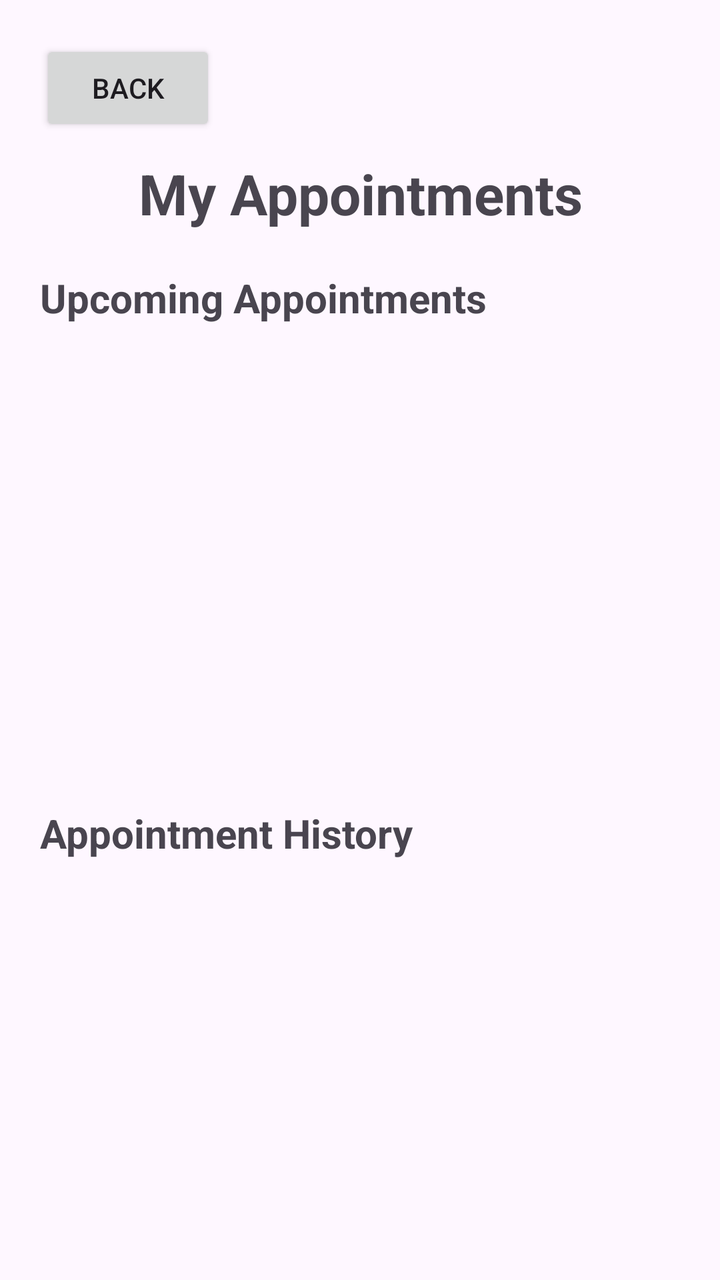
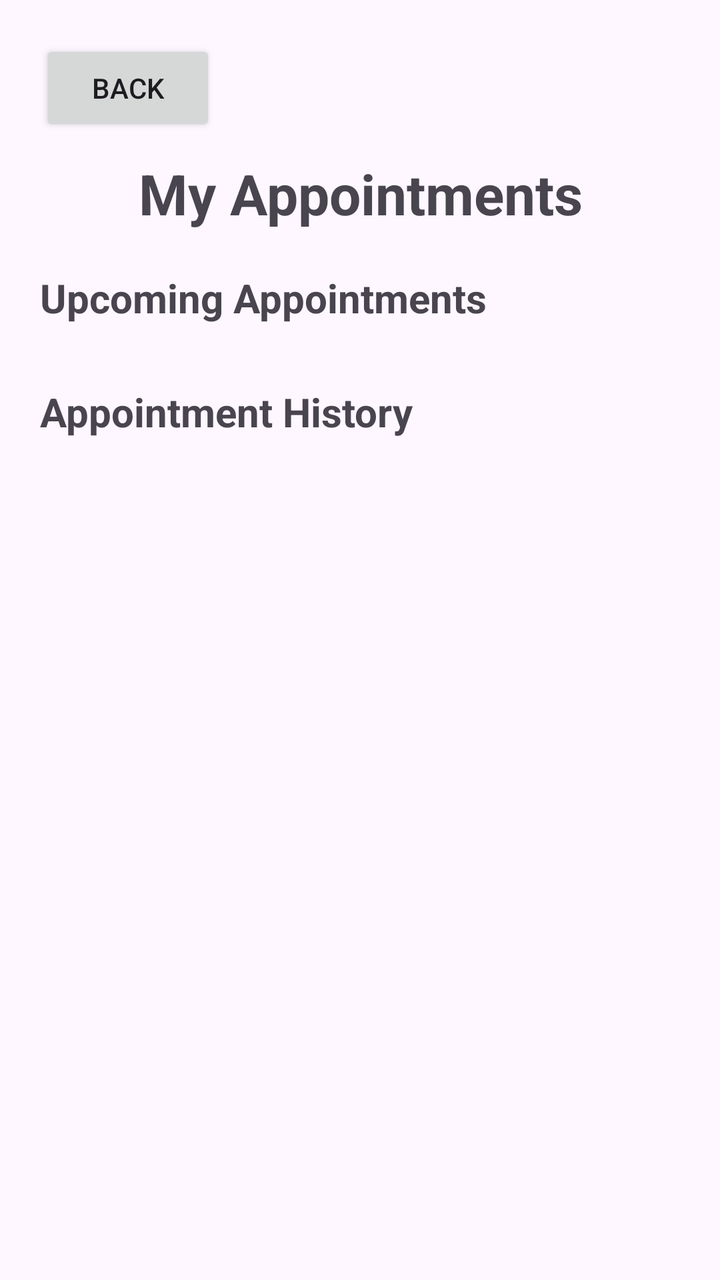

Before-and-after screenshots of an Android layout around one commit, followed by the original layout XML and the change that was made.
<!-- AndroidManifest.xml: application theme Theme.MyApplication -->
<!-- res/layout/activity_appointment_management.xml -->
<?xml version="1.0" encoding="utf-8"?>
<LinearLayout xmlns:android="http://schemas.android.com/apk/res/android"
    xmlns:app="http://schemas.android.com/apk/res-auto"
    android:layout_width="match_parent"
    android:layout_height="match_parent"
    android:orientation="vertical"
    android:padding="20dp">

    <Button
        android:id="@+id/btnBackAppointmentManagement"
        android:layout_width="wrap_content"
        android:layout_height="wrap_content"
        android:text="Back"
        android:layout_marginBottom="10dp" />

    <TextView
        android:layout_width="match_parent"
        android:layout_height="wrap_content"
        android:text="My Appointments"
        android:textSize="28sp"
        android:textStyle="bold"
        android:gravity="center"
        android:layout_marginBottom="20dp" />

    <TextView
        android:layout_width="match_parent"
        android:layout_height="wrap_content"
        android:text="Upcoming Appointments"
        android:textSize="20sp"
        android:textStyle="bold"
        android:layout_marginBottom="10dp" />

    <TextView
        android:id="@+id/txtNoAppointments"
        android:layout_width="match_parent"
        android:layout_height="wrap_content"
        android:text="No upcoming appointments"
        android:textSize="17sp"
        android:gravity="center"
        android:visibility="gone"
        android:layout_marginBottom="15dp" />

    <androidx.recyclerview.widget.RecyclerView
        android:id="@+id/recyclerAppointments"
        android:layout_width="match_parent"
        android:layout_height="0dp"
        android:layout_weight="1" />

    <TextView
        android:layout_width="match_parent"
        android:layout_height="wrap_content"
        android:text="Appointment History"
        android:textSize="20sp"
        android:textStyle="bold"
        android:layout_marginTop="15dp"
        android:layout_marginBottom="10dp" />

    <TextView
        android:id="@+id/txtNoHistory"
        android:layout_width="match_parent"
        android:layout_height="wrap_content"
        android:text="No appointment history"
        android:textSize="16sp"
        android:gravity="center"
        android:visibility="gone" />

    <androidx.recyclerview.widget.RecyclerView
        android:id="@+id/recyclerHistory"
        android:layout_width="match_parent"
        android:layout_height="180dp" />

</LinearLayout>
<!-- resources referenced by this layout -->
<resources>
  <style name="Theme.MyApplication" parent="Base.Theme.MyApplication" />
  <style name="Base.Theme.MyApplication" parent="Theme.Material3.DayNight.NoActionBar">
          
          
      </style>
</resources>

<!-- the commit's change to res/layout/activity_appointment_management.xml (unified diff, before → after) -->
@@ -1,72 +1,90 @@
 <?xml version="1.0" encoding="utf-8"?>
-<LinearLayout xmlns:android="http://schemas.android.com/apk/res/android"
+<androidx.core.widget.NestedScrollView
+    xmlns:android="http://schemas.android.com/apk/res/android"
     xmlns:app="http://schemas.android.com/apk/res-auto"
     android:layout_width="match_parent"
     android:layout_height="match_parent"
-    android:orientation="vertical"
-    android:padding="20dp">
+    android:fillViewport="true">
 
-    <Button
-        android:id="@+id/btnBackAppointmentManagement"
-        android:layout_width="wrap_content"
-        android:layout_height="wrap_content"
-        android:text="Back"
-        android:layout_marginBottom="10dp" />
-
-    <TextView
+    <LinearLayout
         android:layout_width="match_parent"
         android:layout_height="wrap_content"
-        android:text="My Appointments"
-        android:textSize="28sp"
-        android:textStyle="bold"
-        android:gravity="center"
-        android:layout_marginBottom="20dp" />
+        android:orientation="vertical"
+        android:padding="20dp">
 
-    <TextView
-        android:layout_width="match_parent"
-        android:layout_height="wrap_content"
-        android:text="Upcoming Appointments"
-        android:textSize="20sp"
-        android:textStyle="bold"
-        android:layout_marginBottom="10dp" />
+        
+        <Button
+            android:id="@+id/btnBackAppointmentManagement"
+            android:layout_width="wrap_content"
+            android:layout_height="wrap_content"
+            android:text="Back"
+            android:layout_marginBottom="10dp" />
 
-    <TextView
-        android:id="@+id/txtNoAppointments"
-        android:layout_width="match_parent"
-        android:layout_height="wrap_content"
-        android:text="No upcoming appointments"
-        android:textSize="17sp"
-        android:gravity="center"
-        android:visibility="gone"
-        android:layout_marginBottom="15dp" />
+        
+        <TextView
+            android:layout_width="match_parent"
+            android:layout_height="wrap_content"
+            android:text="My Appointments"
+            android:textSize="28sp"
+            android:textStyle="bold"
+            android:gravity="center"
+            android:layout_marginBottom="20dp" />
 
-    <androidx.recyclerview.widget.RecyclerView
-        android:id="@+id/recyclerAppointments"
-        android:layout_width="match_parent"
-        android:layout_height="0dp"
-        android:layout_weight="1" />
+        
+        <TextView
+            android:layout_width="match_parent"
+            android:layout_height="wrap_content"
+            android:text="Upcoming Appointments"
+            android:textSize="20sp"
+            android:textStyle="bold"
+            android:layout_marginBottom="10dp" />
 
-    <TextView
-        android:layout_width="match_parent"
-        android:layout_height="wrap_content"
-        android:text="Appointment History"
-        android:textSize="20sp"
-        android:textStyle="bold"
-        android:layout_marginTop="15dp"
-        android:layout_marginBottom="10dp" />
+        
+        <TextView
+            android:id="@+id/txtNoAppointments"
+            android:layout_width="match_parent"
+            android:layout_height="wrap_content"
+            android:text="No upcoming appointments"
+            android:textSize="17sp"
+            android:gravity="center"
+            android:visibility="gone"
+            android:layout_marginBottom="15dp" />
 
-    <TextView
-        android:id="@+id/txtNoHistory"
-        android:layout_width="match_parent"
-        android:layout_height="wrap_content"
-        android:text="No appointment history"
-        android:textSize="16sp"
-        android:gravity="center"
-        android:visibility="gone" />
+        
+        <androidx.recyclerview.widget.RecyclerView
+            android:id="@+id/recyclerAppointments"
+            android:layout_width="match_parent"
+            android:layout_height="wrap_content"
+            android:nestedScrollingEnabled="false" />
 
-    <androidx.recyclerview.widget.RecyclerView
-        android:id="@+id/recyclerHistory"
-        android:layout_width="match_parent"
-        android:layout_height="180dp" />
+        
+        <TextView
+            android:layout_width="match_parent"
+            android:layout_height="wrap_content"
+            android:text="Appointment History"
+            android:textSize="20sp"
+            android:textStyle="bold"
+            android:layout_marginTop="20dp"
+            android:layout_marginBottom="10dp" />
 
-</LinearLayout>
+        
+        <TextView
+            android:id="@+id/txtNoHistory"
+            android:layout_width="match_parent"
+            android:layout_height="wrap_content"
+            android:text="No appointment history"
+            android:textSize="16sp"
+            android:gravity="center"
+            android:visibility="gone"
+            android:layout_marginBottom="10dp" />
+
+        
+        <androidx.recyclerview.widget.RecyclerView
+            android:id="@+id/recyclerHistory"
+            android:layout_width="match_parent"
+            android:layout_height="wrap_content"
+            android:nestedScrollingEnabled="false" />
+
+    </LinearLayout>
+
+</androidx.core.widget.NestedScrollView>
